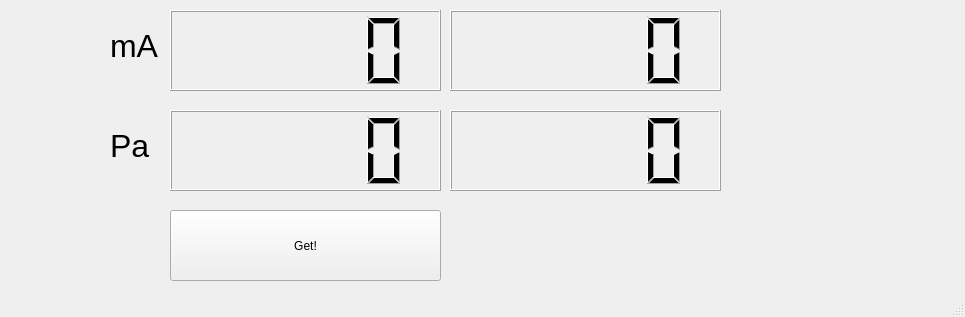
The window that CallibrationSaphire/mainwindow.ui (ypaaxx/sapfir) describes before a commit, drawn with Qt 5.
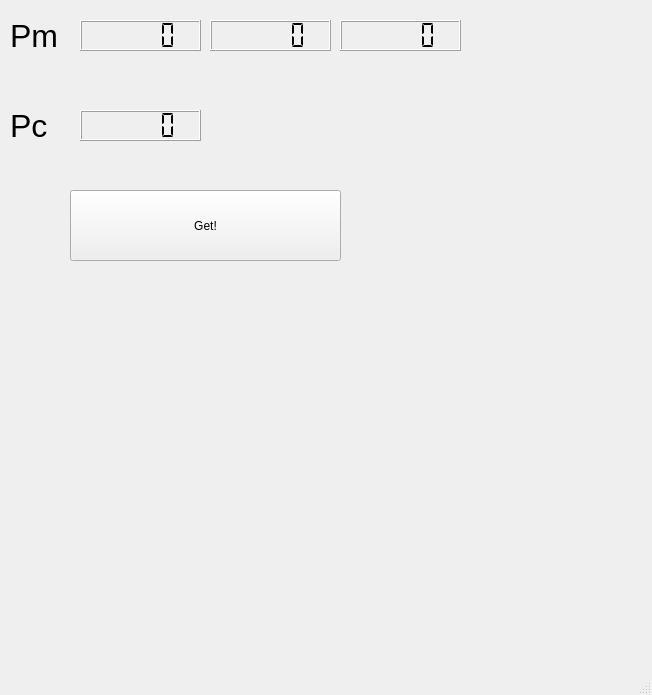
The same window after the commit.

What changed in the file:
```diff
--- a/CallibrationSaphire/mainwindow.ui
+++ b/CallibrationSaphire/mainwindow.ui
@@ -6,8 +6,8 @@
    <rect>
     <x>0</x>
     <y>0</y>
-    <width>965</width>
-    <height>317</height>
+    <width>652</width>
+    <height>695</height>
    </rect>
   </property>
   <property name="windowTitle">
@@ -17,31 +17,24 @@
    <widget class="QLCDNumber" name="mAlcd">
     <property name="geometry">
      <rect>
-      <x>170</x>
-      <y>10</y>
-      <width>271</width>
-      <height>81</height>
+      <x>80</x>
+      <y>20</y>
+      <width>121</width>
+      <height>31</height>
      </rect>
     </property>
     <property name="smallDecimalPoint">
      <bool>false</bool>
     </property>
-   </widget>
-   <widget class="QLCDNumber" name="lcdNumber_2">
-    <property name="geometry">
-     <rect>
-      <x>170</x>
-      <y>110</y>
-      <width>271</width>
-      <height>81</height>
-     </rect>
+    <property name="segmentStyle">
+     <enum>QLCDNumber::Flat</enum>
     </property>
    </widget>
    <widget class="QLabel" name="label">
     <property name="geometry">
      <rect>
-      <x>110</x>
-      <y>10</y>
+      <x>10</x>
+      <y>0</y>
       <width>51</width>
       <height>71</height>
      </rect>
@@ -52,32 +45,14 @@
      </font>
     </property>
     <property name="text">
-     <string>mA</string>
-    </property>
-   </widget>
-   <widget class="QLabel" name="label_2">
-    <property name="geometry">
-     <rect>
-      <x>110</x>
-      <y>110</y>
-      <width>41</width>
-      <height>71</height>
-     </rect>
-    </property>
-    <property name="font">
-     <font>
-      <pointsize>24</pointsize>
-     </font>
-    </property>
-    <property name="text">
-     <string>Pa</string>
+     <string>Pm</string>
     </property>
    </widget>
    <widget class="QPushButton" name="pushButton">
     <property name="geometry">
      <rect>
-      <x>170</x>
-      <y>210</y>
+      <x>70</x>
+      <y>190</y>
       <width>271</width>
       <height>71</height>
      </rect>
@@ -89,24 +64,70 @@
    <widget class="QLCDNumber" name="mAlcd_2">
     <property name="geometry">
      <rect>
-      <x>450</x>
-      <y>10</y>
-      <width>271</width>
-      <height>81</height>
-     </rect>
-    </property>
-    <property name="smallDecimalPoint">
-     <bool>false</bool>
-    </property>
-   </widget>
-   <widget class="QLCDNumber" name="lcdNumber_3">
-    <property name="geometry">
-     <rect>
-      <x>450</x>
+      <x>80</x>
       <y>110</y>
-      <width>271</width>
-      <height>81</height>
+      <width>121</width>
+      <height>31</height>
      </rect>
+    </property>
+    <property name="smallDecimalPoint">
+     <bool>false</bool>
+    </property>
+    <property name="segmentStyle">
+     <enum>QLCDNumber::Flat</enum>
+    </property>
+    <property name="intValue" stdset="0">
+     <number>0</number>
+    </property>
+   </widget>
+   <widget class="QLabel" name="label_2">
+    <property name="geometry">
+     <rect>
+      <x>10</x>
+      <y>90</y>
+      <width>51</width>
+      <height>71</height>
+     </rect>
+    </property>
+    <property name="font">
+     <font>
+      <pointsize>24</pointsize>
+     </font>
+    </property>
+    <property name="text">
+     <string>Pc</string>
+    </property>
+   </widget>
+   <widget class="QLCDNumber" name="PmAlcd">
+    <property name="geometry">
+     <rect>
+      <x>210</x>
+      <y>20</y>
+      <width>121</width>
+      <height>31</height>
+     </rect>
+    </property>
+    <property name="smallDecimalPoint">
+     <bool>false</bool>
+    </property>
+    <property name="segmentStyle">
+     <enum>QLCDNumber::Flat</enum>
+    </property>
+   </widget>
+   <widget class="QLCDNumber" name="PmSlcd">
+    <property name="geometry">
+     <rect>
+      <x>340</x>
+      <y>20</y>
+      <width>121</width>
+      <height>31</height>
+     </rect>
+    </property>
+    <property name="smallDecimalPoint">
+     <bool>false</bool>
+    </property>
+    <property name="segmentStyle">
+     <enum>QLCDNumber::Flat</enum>
     </property>
    </widget>
   </widget>
```
Left out of the diff: 4 changed lines with no effect on the pictures.
